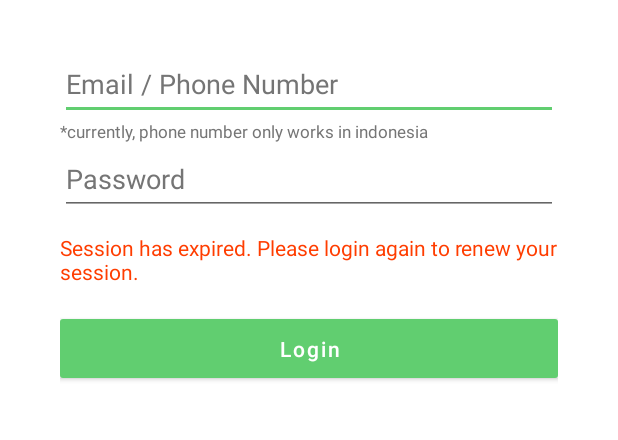
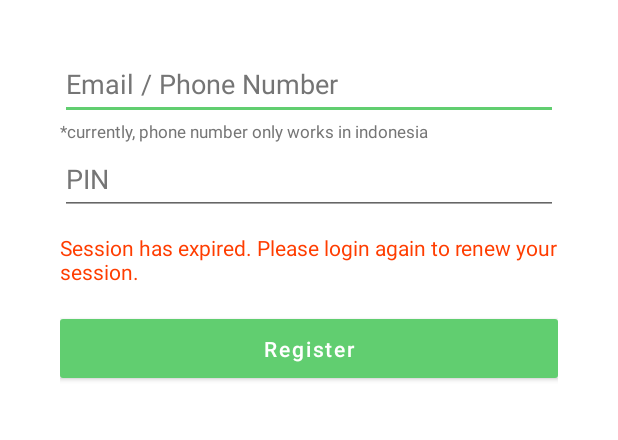
Before and after one commit to fazpass-sdk/commercial-app-sample, an Android app: the layout fragment_login.xml on its own in the app's theme, with its tools: preview values and no code run, on a phone screen of 412 x 824 dp, the part 141-581 px from its top. Run offline under Robolectric (Android 15) with nearby library versions, the phone set to English and light mode, and no system bars.

Commit message:
small changes

```diff
--- a/app/build.gradle
+++ b/app/build.gradle
@@ -42,6 +42,6 @@ dependencies {
     testImplementation 'junit:junit:4.13.2'
     androidTestImplementation 'androidx.test.ext:junit:1.1.4'
     androidTestImplementation 'androidx.test.espresso:espresso-core:3.5.0'
-    implementation 'com.github.fazpass-sdk:trusted-device:0.0.3'
+    implementation 'com.github.fazpass-sdk:trusted-device:0.0.4'
     implementation 'pl.droidsonroids.gif:android-gif-drawable:1.2.25'
 }
--- a/app/src/main/AndroidManifest.xml
+++ b/app/src/main/AndroidManifest.xml
@@ -44,5 +44,4 @@
             android:exported="true">
         </activity>
     </application>
-
 </manifest>
--- a/app/src/main/java/com/fazpass/commercial/ui/login/LoginViewModel.java
+++ b/app/src/main/java/com/fazpass/commercial/ui/login/LoginViewModel.java
@@ -64,7 +64,7 @@ public class LoginViewModel extends ViewModel {
             u = new User(login, "-", login.split("@")[0],"","", pin);
         }
         else {
-            u = new User("null@null.com", login, "","","", pin);
+            u = new User("none@mail.com", login, "","","", pin);
         }
         User.setIsUseFinger(false);
 
--- a/app/src/main/java/com/fazpass/commercial/ui/profile/ProfileViewModel.java
+++ b/app/src/main/java/com/fazpass/commercial/ui/profile/ProfileViewModel.java
@@ -6,6 +6,7 @@ import androidx.navigation.fragment.NavHostFragment;
 import com.fazpass.commercial.R;
 import com.fazpass.commercial.helper.Storage;
 import com.fazpass.commercial.object.User;
+import com.fazpass.trusted_device.Fazpass;
 
 public class ProfileViewModel extends ViewModel {
 
@@ -25,6 +26,7 @@ public class ProfileViewModel extends ViewModel {
     }
 
     public void logout() {
+        Fazpass.removeDevice(fragment.requireActivity().getApplicationContext());
         Storage.logout(fragment.requireContext());
 
         NavHostFragment.findNavController(fragment)
--- a/app/src/main/res/layout/fragment_login.xml
+++ b/app/src/main/res/layout/fragment_login.xml
@@ -24,7 +24,7 @@
         android:layout_height="wrap_content"
         android:ems="10"
         android:hint="Email / Phone Number"
-        android:inputType="textEmailAddress|phone"
+        android:inputType="textEmailAddress"
         android:minHeight="48dp"
         android:textColor="@color/black"
         android:textColorHint="@color/gray_dark" />
@@ -42,7 +42,7 @@
         android:layout_width="match_parent"
         android:layout_height="wrap_content"
         android:ems="10"
-        android:hint="Password"
+        android:hint="PIN"
         android:inputType="textPassword"
         android:minHeight="48dp"
         android:textColor="@color/black"
@@ -61,6 +61,6 @@
         style="@style/ElevatedButton"
         android:layout_width="match_parent"
         android:layout_marginTop="16dp"
-        android:text="Login" />
+        android:text="@string/register" />
 
 </LinearLayout>
--- a/app/src/main/res/navigation/nav_graph_login.xml
+++ b/app/src/main/res/navigation/nav_graph_login.xml
@@ -12,7 +12,9 @@
             android:id="@+id/action_loginFragment_to_confirmLoginFragment"
             app:destination="@id/confirmLoginFragment"
             app:enterAnim="@anim/slide_in_right"
-            app:exitAnim="@anim/slide_out_left" />
+            app:exitAnim="@anim/slide_out_left"
+            app:popEnterAnim="@anim/slide_in_left"
+            app:popExitAnim="@anim/slide_out_right"/>
         <action
             android:id="@+id/action_loginFragment_to_profileFragment"
             app:destination="@id/profileFragment"
--- a/app/src/main/res/values/strings.xml
+++ b/app/src/main/res/values/strings.xml
@@ -2,9 +2,9 @@
     tools:ignore="Typos,TypographyDashes">
     <string name="app_name" translatable="false">Fazpass</string>
     <string name="alt_app_name" translatable="false">Fazpass Commercial</string>
-    <string name="merchant_key" translatable="false">eyJhbGciOiJIUzI1NiIsInR5cCI6IkpXVCJ9.eyJpZGVudGlmaWVyIjoxMH0.5QuDoydheF6Crsdhx887UVnva5JtkoILLeeaSBFOnlY</string>
-    <string name="otp_sms_gateway_key" translatable="false">14882808-5e9b-42e4-b4c7-b9b0459098ac</string>
-    <string name="otp_miscall_gateway_key" translatable="false">8673a8e8-671d-4f9c-bc3f-2d94f4b7cb03</string>
+    <string name="merchant_key" translatable="false">eyJhbGciOiJIUzI1NiIsInR5cCI6IkpXVCJ9.eyJpZGVudGlmaWVyIjozfQ.1ye0zSaJgWPB5_SUU7oSDHKAs4tKjz_5RVtDnvc-HoE</string>
+    <string name="otp_sms_gateway_key" translatable="false">ea42280a-cc86-4838-b883-a687ac7d0082</string>
+    <string name="otp_miscall_gateway_key" translatable="false">3be25707-e781-4237-8eb7-033671aa89a1</string>
     <string name="otp_email_gateway_key" translatable="false">79e05090-2f92-4886-9395-e68b53817e2c</string>
     <string name="person_email_default">johndoe111@gmail.com</string>
     <string name="person_phone_default">012345678910</string>
```
